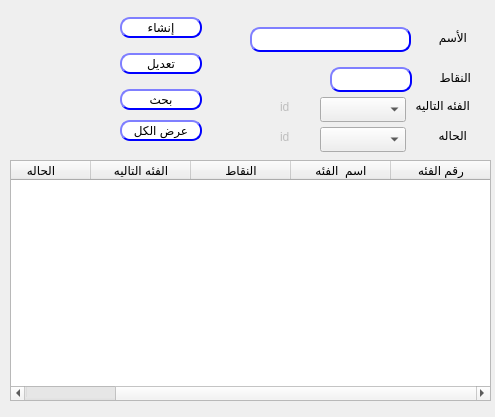
Old version of the form presentation/loyalty_ui/createModifyCustTp.ui in the repository shymaa123456/HyperPOS2020.
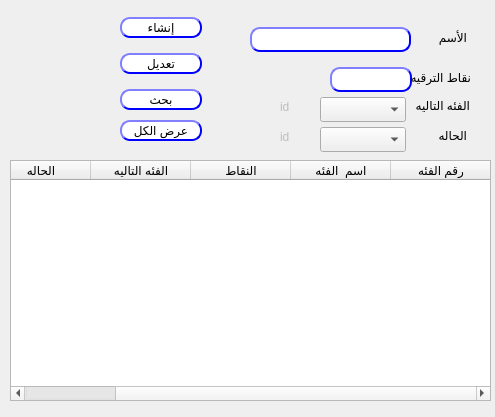
New version of the form.

The edit to the form file:
```diff
--- a/presentation/loyalty_ui/createModifyCustTp.ui
+++ b/presentation/loyalty_ui/createModifyCustTp.ui
@@ -214,7 +214,7 @@
     </rect>
    </property>
    <property name="text">
-    <string>النقاط</string>
+    <string>نقاط الترقيه</string>
    </property>
   </widget>
   <widget class="QComboBox" name="CMB_nextLevel">
```
